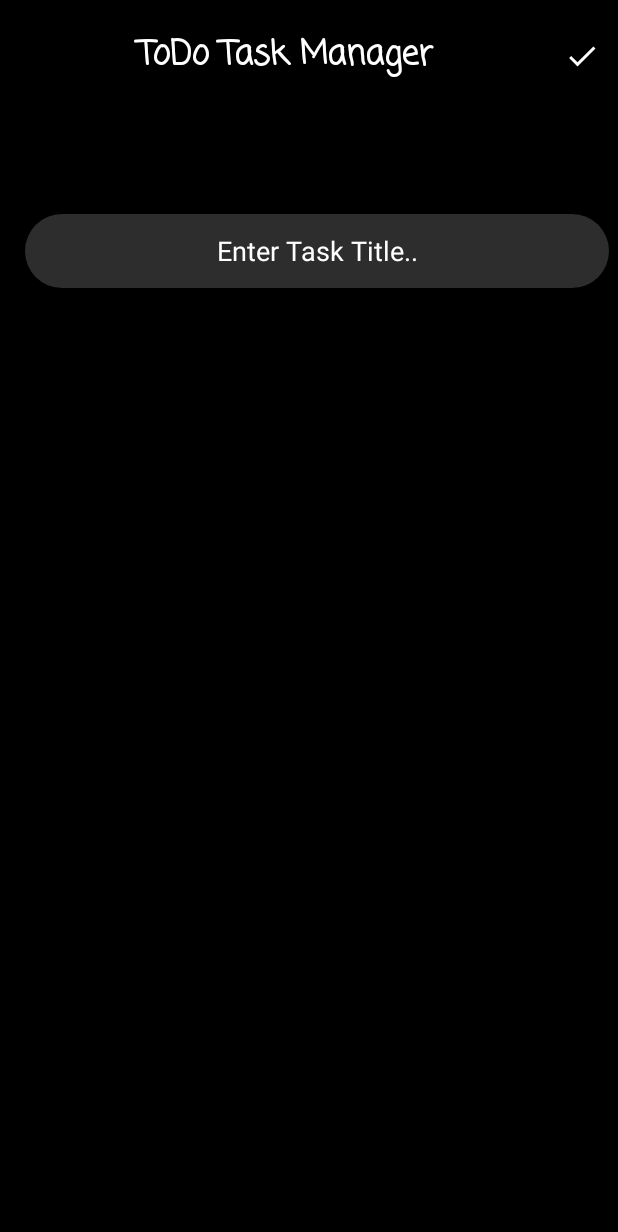
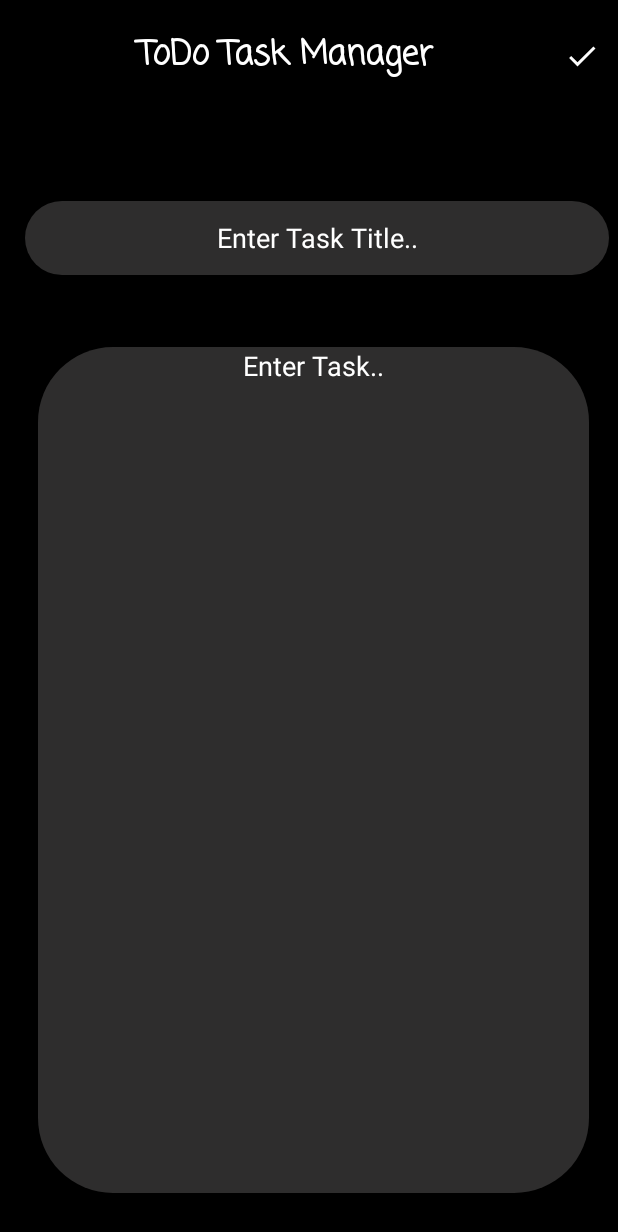
Before and after one commit to amalgir/todo-task-manager-app, an Android app: the NewTaskActivity screen opened directly, with no data from a screen before it, after a tap on "Edit", on a phone screen of 412 x 824 dp. Shown: the top 1232 px of the screen. Run offline under Robolectric (Android 15) with nearby library versions, the phone set to English and light mode, and no system bars; 1 other tap on this screen came first.

Commit message:
feat: add edittext to input tasks and recyclerView to display task list

```diff
--- a/app/src/main/AndroidManifest.xml
+++ b/app/src/main/AndroidManifest.xml
@@ -9,7 +9,9 @@
         android:roundIcon="@mipmap/ic_launcher_round"
         android:supportsRtl="true"
         android:theme="@style/Theme.Todo_task_manager">
-        <activity android:name=".NewTaskActivity"></activity>
+        <activity android:name=".NewTaskActivity"
+            android:windowSoftInputMode="adjustPan">
+        </activity>
         <activity android:name=".MainActivity">
             <intent-filter>
                 <action android:name="android.intent.action.MAIN" />
--- a/app/src/main/java/com/example/todo_task_manager/NewTaskActivity.java
+++ b/app/src/main/java/com/example/todo_task_manager/NewTaskActivity.java
@@ -3,22 +3,27 @@ package com.example.todo_task_manager;
 import androidx.annotation.NonNull;
 import androidx.appcompat.app.AppCompatActivity;
 import androidx.appcompat.widget.Toolbar;
+import androidx.recyclerview.widget.DefaultItemAnimator;
+import androidx.recyclerview.widget.LinearLayoutManager;
+import androidx.recyclerview.widget.RecyclerView;
 
-import android.annotation.SuppressLint;
 import android.os.Bundle;
 import android.view.Menu;
 import android.view.MenuItem;
 import android.view.View;
 import android.widget.EditText;
 import android.widget.TextView;
-import android.widget.Toast;
+
+import java.util.ArrayList;
 
 
 public class NewTaskActivity extends AppCompatActivity {
     private TextView newCategoryTextView;
     private EditText newCategoryEditText;
+    private EditText taskEditText;
     private boolean editVisible = false;
-
+    private ArrayList<TaskCategory> taskList;
+    private RecyclerView taskRecyclerView;
 
     @Override
     protected void onCreate(Bundle savedInstanceState) {
@@ -30,6 +35,8 @@ public class NewTaskActivity extends AppCompatActivity {
 
         newCategoryEditText = findViewById(R.id.taskCategoryEditText);
         newCategoryTextView = findViewById(R.id.taskCategoryTextView);
+        taskEditText = findViewById(R.id.editTextTaskList);
+        taskRecyclerView = findViewById(R.id.TaskListRecyclerView);
 
         initializeElementVisibility();
     }
@@ -54,15 +61,21 @@ public class NewTaskActivity extends AppCompatActivity {
         int itemId = item.getItemId();
         if (itemId == R.id.editMenu){
             newCategoryEditText.setVisibility(View.VISIBLE);
+            taskEditText.setVisibility(View.VISIBLE);
             newCategoryTextView.setVisibility(View.GONE);
+            taskRecyclerView.setVisibility(View.GONE);
             editVisible = false;
             invalidateOptionsMenu();
         }
         else if (itemId == R.id.saveMenu){
             newCategoryEditText.setVisibility(View.GONE);
+            taskEditText.setVisibility(View.GONE);
             newCategoryTextView.setVisibility(View.VISIBLE);
+            taskRecyclerView.setVisibility(View.VISIBLE);
             editVisible = true;
+            saveTasks();
             invalidateOptionsMenu();
+            setAdaptor();
         }
         return true;
     }
@@ -71,4 +84,39 @@ public class NewTaskActivity extends AppCompatActivity {
         newCategoryEditText.setVisibility(View.VISIBLE);
         newCategoryTextView.setVisibility(View.GONE);
     }
+
+    public void saveTasks(){
+        // Getting tasks entered by user
+        String taskCategoryText = newCategoryEditText.getText().toString();
+        String taskText = taskEditText.getText().toString();
+        // Setting text in textView
+        System.out.println(taskCategoryText);
+        System.out.println(taskText);
+        newCategoryTextView.setText(taskCategoryText);
+        // Setting tasks in recycler view
+        taskList = new ArrayList<>();
+        String[] taskArray =  taskText.split("\n",20);
+        setTaskInfo(taskArray);
+
+    }
+
+    private void setAdaptor() {
+        recyclerAdapter adapter = new recyclerAdapter(taskList);
+        RecyclerView.LayoutManager layoutManager = new LinearLayoutManager(getApplicationContext());
+        taskRecyclerView.setLayoutManager(layoutManager);
+        taskRecyclerView.setItemAnimator(new DefaultItemAnimator());
+        taskRecyclerView.setAdapter(adapter);
+    }
+
+    private void setTaskInfo(String[] stringArray){
+        if (stringArray.length > 0){
+            for (String s : stringArray) {
+                taskList.add(new TaskCategory('\u23FA' + "    " + s));
+            }
+        }
+    }
+
+
+
+
 }
--- /dev/null
+++ b/app/src/main/res/drawable/edittasksbackground.xml
@@ -0,0 +1,12 @@
+<?xml version="1.0" encoding="utf-8"?>
+<shape xmlns:android="http://schemas.android.com/apk/res/android">
+    <solid android:color="@color/gray"/>
+    <corners
+        android:topLeftRadius="50dp"
+        android:topRightRadius="50dp"
+        android:bottomLeftRadius="50dp"
+        android:bottomRightRadius="50dp"/>
+    <size
+        android:height="10000dp"
+        android:width="5000dp"/>
+</shape>
--- a/app/src/main/res/layout/activity_new_task.xml
+++ b/app/src/main/res/layout/activity_new_task.xml
@@ -41,7 +41,7 @@
         android:layout_width="389dp"
         android:layout_height="49dp"
         android:layout_marginStart="16dp"
-        android:layout_marginTop="39dp"
+        android:layout_marginTop="21dp"
         android:layout_marginEnd="6dp"
         android:layout_marginBottom="594dp"
         android:ems="10"
@@ -61,22 +61,54 @@
     <TextView
         android:id="@+id/taskCategoryTextView"
         android:layout_width="389dp"
-        android:layout_height="49dp"
+        android:layout_height="77dp"
         android:layout_marginStart="16dp"
-        android:layout_marginTop="39dp"
+        android:layout_marginTop="23dp"
         android:layout_marginEnd="16dp"
         android:layout_marginBottom="594dp"
         android:ems="10"
-        android:text="test data"
         android:textAlignment="center"
         android:textColor="@color/white"
-        android:textSize="18sp"
+        android:textSize="23sp"
         app:layout_constraintBottom_toBottomOf="parent"
         app:layout_constraintEnd_toEndOf="parent"
         app:layout_constraintStart_toStartOf="parent"
         app:layout_constraintTop_toBottomOf="@+id/newTaskToolbar" />
 
+    <EditText
+        android:id="@+id/editTextTaskList"
+        android:layout_width="367dp"
+        android:layout_height="564dp"
+        android:layout_marginStart="15dp"
+        android:layout_marginTop="21dp"
+        android:layout_marginEnd="10dp"
+        android:layout_marginBottom="2dp"
+        android:background="@drawable/edittasksbackground"
+        android:ems="10"
+        android:hint="@string/TaskHint"
+        android:ellipsize="start"
+        android:gravity="center_horizontal"
+        android:textColor="@color/white"
+        android:autofillHints="username"
+        android:textColorHint="@color/white"
+        android:inputType="textMultiLine"
+        app:layout_constraintBottom_toBottomOf="parent"
+        app:layout_constraintEnd_toEndOf="parent"
+        app:layout_constraintStart_toStartOf="parent"
+        app:layout_constraintTop_toBottomOf="@+id/taskCategoryEditText" />
 
+    <androidx.recyclerview.widget.RecyclerView
+        android:id="@+id/TaskListRecyclerView"
+        android:layout_width="396dp"
+        android:layout_height="590dp"
+        android:layout_marginStart="1dp"
+        android:layout_marginTop="16dp"
+        android:layout_marginEnd="10dp"
+        android:layout_marginBottom="2dp"
+        app:layout_constraintBottom_toBottomOf="parent"
+        app:layout_constraintEnd_toEndOf="parent"
+        app:layout_constraintStart_toStartOf="parent"
+        app:layout_constraintTop_toBottomOf="@+id/taskCategoryTextView" />
 
 
 </androidx.constraintlayout.widget.ConstraintLayout>
--- a/app/src/main/res/values/strings.xml
+++ b/app/src/main/res/values/strings.xml
@@ -2,6 +2,7 @@
     <string name="app_name">ToDo Task Manager</string>
     <string name="plusButtonText">+</string>
     <string name="TaskCategoryHint">Enter Task Title..</string>
+    <string name="TaskHint">Enter Task..</string>
     <string name="edit">Edit</string>
     <string name="save">Save</string>
 </resources>
```
